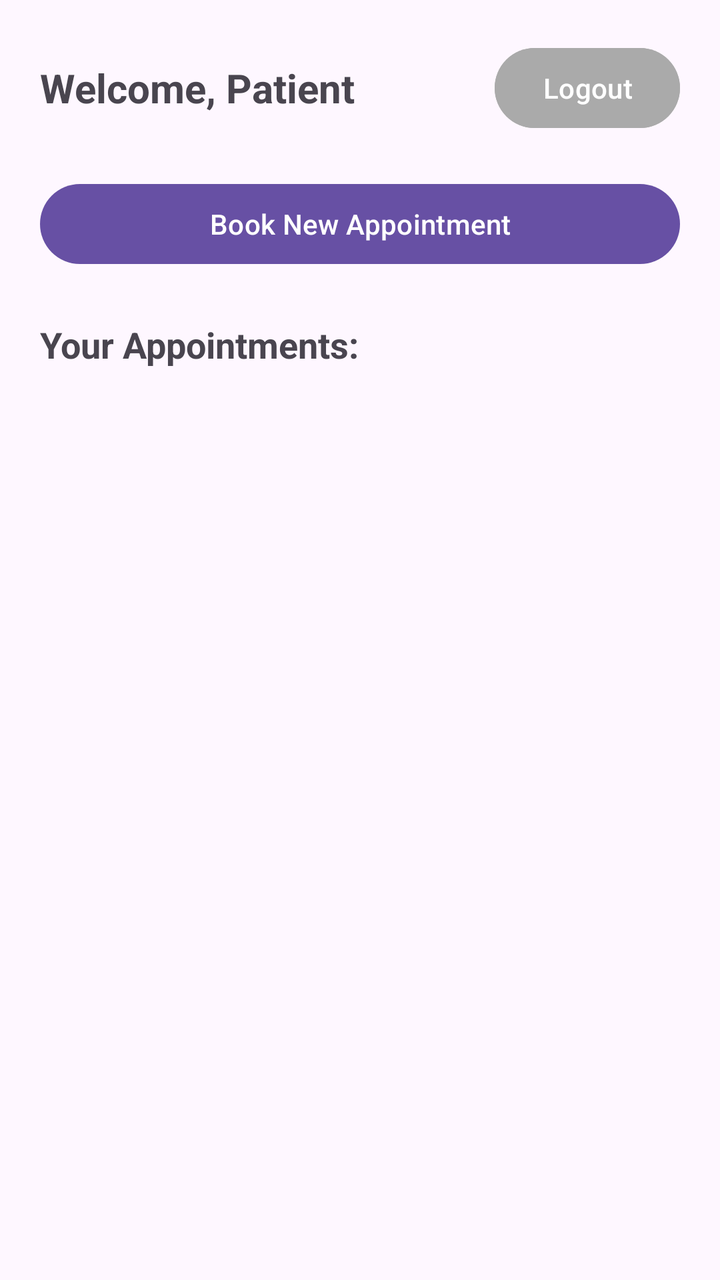
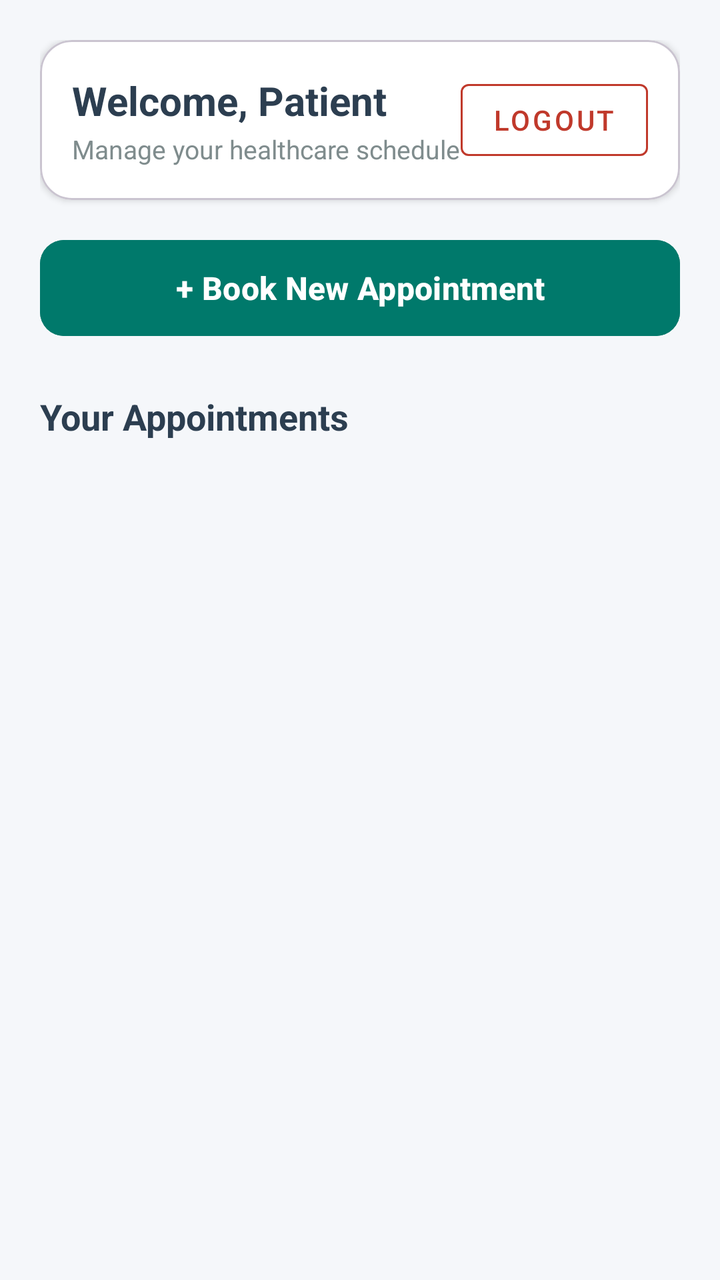

Two renders of the same Android screen: before a commit and after it. Below are the layout's source before the change and the commit's diff.
<!-- AndroidManifest.xml: application theme Theme.HospitalManagement -->
<!-- res/layout/activity_patient_dashboard.xml -->
<?xml version="1.0" encoding="utf-8"?>
<LinearLayout xmlns:android="http://schemas.android.com/apk/res/android"
    android:layout_width="match_parent"
    android:layout_height="match_parent"
    android:orientation="vertical"
    android:padding="20dp">

    <LinearLayout
        android:layout_width="match_parent"
        android:layout_height="wrap_content"
        android:orientation="horizontal"
        android:gravity="center_vertical">

        <TextView
            android:id="@+id/tvWelcomePatient"
            android:layout_width="0dp"
            android:layout_height="wrap_content"
            android:layout_weight="1"
            android:text="Welcome, Patient"
            android:textSize="20sp"
            android:textStyle="bold" />

        <Button
            android:id="@+id/btnLogout"
            android:layout_width="wrap_content"
            android:layout_height="wrap_content"
            android:text="Logout"
            android:backgroundTint="@android:color/darker_gray" />
    </LinearLayout>

    <Button
        android:id="@+id/btnBookAppointment"
        android:layout_width="match_parent"
        android:layout_height="wrap_content"
        android:layout_marginTop="20dp"
        android:text="Book New Appointment" />

    <TextView
        android:layout_width="wrap_content"
        android:layout_height="wrap_content"
        android:layout_marginTop="24dp"
        android:text="Your Appointments:"
        android:textSize="18sp"
        android:textStyle="bold" />

    <androidx.recyclerview.widget.RecyclerView
        android:id="@+id/rvPatientAppointments"
        android:layout_width="match_parent"
        android:layout_height="match_parent"
        android:layout_marginTop="12dp" />

</LinearLayout>
<!-- resources referenced by this layout -->
<resources>
  <style name="Theme.HospitalManagement" parent="Base.Theme.HospitalManagement" />
  <style name="Base.Theme.HospitalManagement" parent="Theme.Material3.DayNight.NoActionBar">
          
          
      </style>
</resources>

<!-- the commit's change to res/layout/activity_patient_dashboard.xml (unified diff, before → after) -->
@@ -1,52 +1,91 @@
 <?xml version="1.0" encoding="utf-8"?>
 <LinearLayout xmlns:android="http://schemas.android.com/apk/res/android"
+    xmlns:app="http://schemas.android.com/apk/res-auto"
     android:layout_width="match_parent"
     android:layout_height="match_parent"
+    android:background="@color/bg_light_gray"
     android:orientation="vertical"
     android:padding="20dp">
 
-    <LinearLayout
+    
+    <com.google.android.material.card.MaterialCardView
         android:layout_width="match_parent"
         android:layout_height="wrap_content"
-        android:orientation="horizontal"
-        android:gravity="center_vertical">
+        app:cardCornerRadius="16dp"
+        app:cardElevation="2dp"
+        app:cardBackgroundColor="@color/white">
 
-        <TextView
-            android:id="@+id/tvWelcomePatient"
-            android:layout_width="0dp"
+        <LinearLayout
+            android:layout_width="match_parent"
             android:layout_height="wrap_content"
-            android:layout_weight="1"
-            android:text="Welcome, Patient"
-            android:textSize="20sp"
-            android:textStyle="bold" />
+            android:gravity="center_vertical"
+            android:orientation="horizontal"
+            android:padding="16dp">
 
-        <Button
-            android:id="@+id/btnLogout"
-            android:layout_width="wrap_content"
-            android:layout_height="wrap_content"
-            android:text="Logout"
-            android:backgroundTint="@android:color/darker_gray" />
-    </LinearLayout>
+            <LinearLayout
+                android:layout_width="0dp"
+                android:layout_height="wrap_content"
+                android:layout_weight="1"
+                android:orientation="vertical">
 
-    <Button
+                <TextView
+                    android:id="@+id/tvWelcomePatient"
+                    android:layout_width="wrap_content"
+                    android:layout_height="wrap_content"
+                    android:text="Welcome, Patient"
+                    android:textColor="@color/text_dark"
+                    android:textSize="20sp"
+                    android:textStyle="bold" />
+
+                <TextView
+                    android:layout_width="wrap_content"
+                    android:layout_height="wrap_content"
+                    android:layout_marginTop="2dp"
+                    android:text="Manage your healthcare schedule"
+                    android:textColor="@color/text_muted"
+                    android:textSize="13sp" />
+            </LinearLayout>
+
+            <com.google.android.material.button.MaterialButton
+                android:id="@+id/btnLogout"
+                style="@style/Widget.MaterialComponents.Button.OutlinedButton"
+                android:layout_width="wrap_content"
+                android:layout_height="wrap_content"
+                android:text="Logout"
+                android:textColor="@color/status_cancelled"
+                app:strokeColor="@color/status_cancelled" />
+        </LinearLayout>
+    </com.google.android.material.card.MaterialCardView>
+
+    
+    <com.google.android.material.button.MaterialButton
         android:id="@+id/btnBookAppointment"
         android:layout_width="match_parent"
-        android:layout_height="wrap_content"
-        android:layout_marginTop="20dp"
-        android:text="Book New Appointment" />
+        android:layout_height="56dp"
+        android:layout_marginTop="16dp"
+        android:backgroundTint="@color/primary_teal"
+        android:text="+ Book New Appointment"
+        android:textSize="16sp"
+        android:textStyle="bold"
+        app:cornerRadius="12dp" />
 
+    
     <TextView
         android:layout_width="wrap_content"
         android:layout_height="wrap_content"
         android:layout_marginTop="24dp"
-        android:text="Your Appointments:"
+        android:layout_marginBottom="8dp"
+        android:text="Your Appointments"
+        android:textColor="@color/text_dark"
         android:textSize="18sp"
         android:textStyle="bold" />
 
+    
     <androidx.recyclerview.widget.RecyclerView
         android:id="@+id/rvPatientAppointments"
         android:layout_width="match_parent"
         android:layout_height="match_parent"
-        android:layout_marginTop="12dp" />
+        android:clipToPadding="false"
+        android:paddingBottom="16dp" />
 
 </LinearLayout>
<!-- resource entries referenced after the edit -->
@@ -1,5 +1,11 @@
 <!-- resources referenced by this layout -->
 <resources>
+  <color name="bg_light_gray">#F5F7FA</color>
+  <color name="primary_teal">#00796B</color>
+  <color name="status_cancelled">#C0392B</color>
+  <color name="text_dark">#2C3E50</color>
+  <color name="text_muted">#7F8C8D</color>
+  <color name="white">#FFFFFFFF</color>
   <style name="Theme.HospitalManagement" parent="Base.Theme.HospitalManagement" />
   <style name="Base.Theme.HospitalManagement" parent="Theme.Material3.DayNight.NoActionBar">
           
